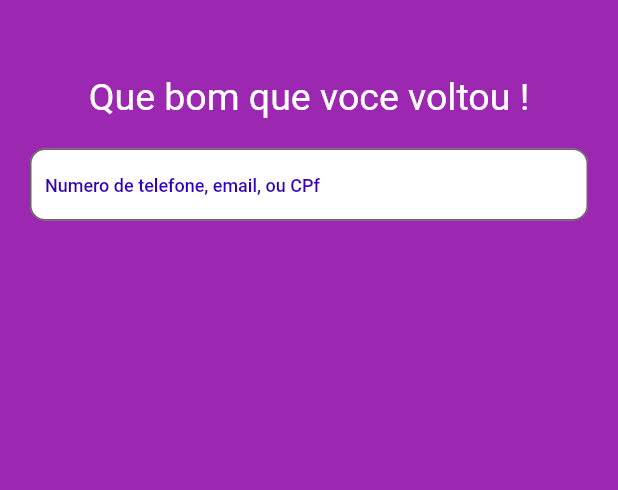
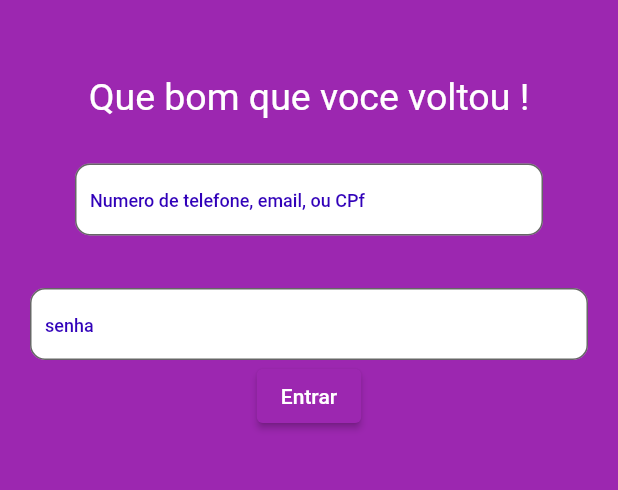
Before and after one commit to danirevito/app_todo, a Flutter app: the screen it shows after launch, on a phone screen of 412 x 824 dp, the part 435-925 px from its top. Run offline on Flutter 3.47's test engine with Material 2 defaults, Android fonts, the phone set to English and light mode, and no system bars; Roboto replaces fonts that are missing (Montserrat-Bold).

Commit message:
atualizacao login

```diff
--- a/lib/login_page.dart
+++ b/lib/login_page.dart
@@ -10,7 +10,7 @@ class LoginPage extends StatefulWidget {
 class _LoginPageState extends State<LoginPage> {
   final _formkey = GlobalKey<FormState>();
   final _emailControler = TextEditingController();
-  final _senhaControler = TextEditingController();
+ //final _senhaControler = TextEditingController();
   bool enableObscure = true;
   @override
   Widget build(BuildContext context) {
@@ -61,11 +61,11 @@ class _LoginPageState extends State<LoginPage> {
                 ),
               ),
               Padding(
-                padding: const EdgeInsets.only(top: 20),
+                padding: const EdgeInsets.only(top: 30),
                 child: Form(
                   key: _formkey,
                   child: Padding(
-                    padding: const EdgeInsets.only(left: 20, right: 20),
+                    padding: const EdgeInsets.only(left: 50, right: 50),
                     child: Column(
                       children: [
                         TextFormField(
@@ -99,12 +99,152 @@ class _LoginPageState extends State<LoginPage> {
                   ),
                 ),
               ),
+              const SizedBox(
+                height: 15,
+              ),
 
 
-            ],
+              Padding(
+                padding: const EdgeInsets.only(top: 20),
+                child: Form(
+
+                  child: Padding(
+                    padding: const EdgeInsets.only(left: 20, right: 20),
+                    child: Column(
+                      children: [
+                        TextFormField(
+                         // controller: _senhaControler,
+                          validator: (value) {
+                         //   _senhaControler.text = value!;
+                           // if (value.isEmpty) {
+                             // return 'Campo Obrigatòrio';
+                            //}
+                            return null;
+                          },
+                          decoration: const InputDecoration(
+                            contentPadding: EdgeInsets.all(10),
+                            border: OutlineInputBorder(
+                              borderRadius: BorderRadius.all(
+                                Radius.circular(10),
+                              ),
+                            ),
+                            hintText: 'senha',
+                            hintStyle: TextStyle(
+                              fontSize: 12,
+                              fontWeight: FontWeight.w500,
+                              color: Color(0xFF3101B9),
+                            ),
+                            fillColor: Colors.white,
+                            filled: true,
+                          ),
+                        ),
+                      ],
+                    ),
+                  ),
+                ),
+              ),
+           ],
+         ),
+          const Padding(
+            padding: const EdgeInsets.only(left: 100, right: 100),
           ),
-        ],
+
+          ElevatedButton(
+            onPressed: () {
+            },
+            child: const Text('Entrar',style: TextStyle(),),
+          ),
+       ],
       ),
     );
   }
 }
+
+
+
+
+
+
+
+
+              // Center(
+              //   child: Container(
+              //     width: 300,
+              //     child: TextField(
+              //       decoration: InputDecoration(
+              //         filled: true,
+              //         fillColor: Color.fromARGB(250, 250, 250, 250),
+              //         border: OutlineInputBorder(
+              //           borderRadius: BorderRadius.circular(10),
+              //         ),
+              //         labelText: 'senha',
+              //       ),
+              //     ),
+              //   ),
+              // ),
+//             ],
+//           ),
+//         ],
+//       ),
+//     );
+//   }
+// }
+
+
+
+
+//               Padding(
+//                 padding: const EdgeInsets.only(top: 20),
+//                 child: Form(
+//                   key: _formkey,
+//                   child: Padding(
+//                     padding: const EdgeInsets.only(left: 20, right: 20),
+//                     child: Column(
+//                       children: [
+//                         TextFormField(
+//                           controller: _senhaControler,
+//                           validator: (value) {
+//                             _senhaControler.text = value!;
+//                             if (value.isEmpty) {
+//                               return 'Campo Obrigatòrio';
+//                             }
+//                             return null;
+//                           },
+//                           decoration: const InputDecoration(
+//                             contentPadding: EdgeInsets.all(10),
+//                             border: OutlineInputBorder(
+//                               borderRadius: BorderRadius.all(
+//                                 Radius.circular(10),
+//                               ),
+//                             ),
+//                             hintText: 'senha',
+//                             hintStyle: TextStyle(
+//                               fontSize: 12,
+//                               fontWeight: FontWeight.w500,
+//                               color: Color(0xFF3101B9),
+//                             ),
+//                             fillColor: Colors.white,
+//                             filled: true,
+//                           ),
+//                         ),
+//                       ],
+//                     ),
+//                   ),
+//                 ),
+//               ),
+//            ],
+//          ),
+//           const Padding(
+//             padding: const EdgeInsets.only(left: 100, right: 100),
+//           ),
+
+//           ElevatedButton(
+//             onPressed: () {
+//             },
+//             child: const Text('Entrar'style: TextStyle(),),
+//           ),
+//        ],
+//       ),
+//     );
+//   }
+// }
```
Also changed, not shown: lib/main.dart (+1 -31 lines).
